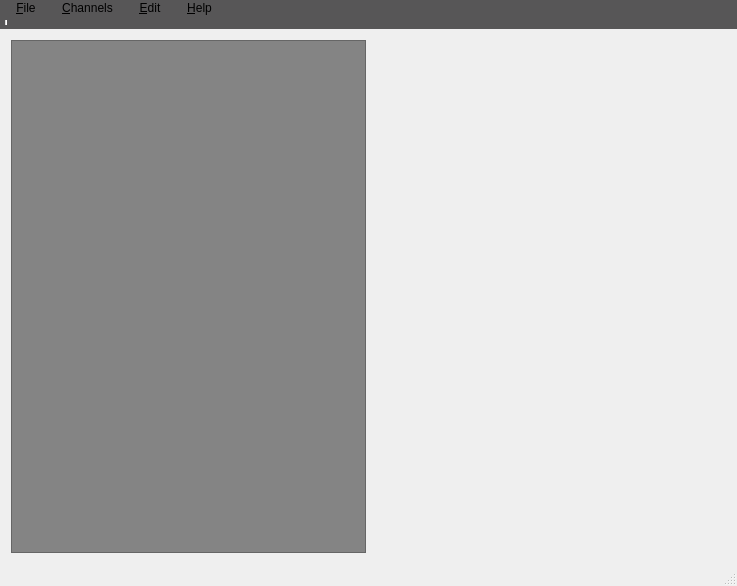
First picture: the form in client/gui/livejamming/app/mainwindow.ui, repository sush/Live-Jamming, before the edit.
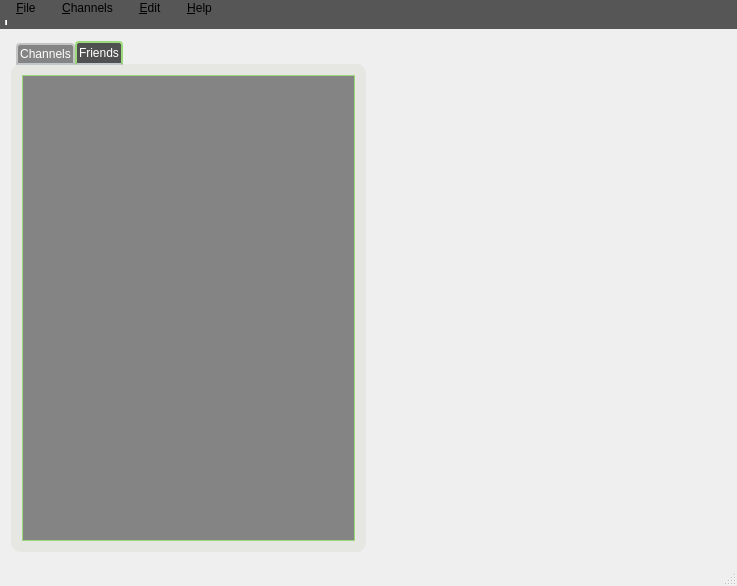
Second picture: the form after the edit. Icons and pictures are not drawn. Custom widgets are drawn as their Qt base class.

Diff of the .ui file:
```diff
--- a/client/gui/livejamming/app/mainwindow.ui
+++ b/client/gui/livejamming/app/mainwindow.ui
@@ -34,11 +34,14 @@
 QInputDialog QLabel {
 color: #FFFFFF;
 }
+
 QInputDialog QPushButton {
-background:url(:/images/btn.png) transparent no-repeat;
-border:0px;
-width:80px;
-height:20px;
+	color: #333;
+	border: 2px solid #555;
+	border-radius: 11px;
+	padding: 5px;
+	background-color:#575657;
+	min-width: 80px;
 }
 QInputDialog QPushButton:hover {
 background:url(:/images/btn_hover.png) transparent no-repeat;
@@ -71,6 +74,65 @@
       <property name="orientation">
        <enum>Qt::Horizontal</enum>
       </property>
+      <widget class="QTabWidget" name="tabWidget">
+       <property name="styleSheet">
+        <string notr="true">QTabWidget::pane {
+	color: rgb(246, 246, 244);
+	margin: 0px,1px,1px,1px;
+
+	border-radius: 10px;
+	background: #E6E6E3;
+      }
+
+  QTabWidget::tab-bar {          
+	left: 5px; /* move to the right by 5px */
+	bottom: -1px;      } 
+
+/* Style the tab using the tab sub-control. Note that          it reads QTabBar _not_ QTabWidget */
+QTabBar::tab { 
+	background: rgb(132,132,132);
+    border: 2px solid #C4C4C3; 
+	border-bottom-color: #C2C7CB; /* same as the pane color */          
+	border-top-left-radius: 4px;          
+	border-top-right-radius: 4px;     
+	min-width: 8ex;
+	padding: 2px;
+	color: #FFFFFF;   
+}
+       
+QTabBar::tab:selected, QTabBar::tab:hover {	
+
+}
+
+QTabBar::tab:selected {
+	background: rgb(80,80,80); 
+	border-color: #9BD97a;          
+	border-bottom-color: #C2C7CB; /* same as pane color */
+}
+
+QTabBar::tab:!selected {
+    margin-top: 2px; /* make non-selected tabs look smaller */
+}
+</string>
+       </property>
+       <property name="currentIndex">
+        <number>1</number>
+       </property>
+       <property name="tabsClosable">
+        <bool>false</bool>
+       </property>
+       <widget class="QWidget" name="channelsTab">
+        <property name="styleSheet">
+         <string notr="true">#tab {	
+	background: rgb(80, 80, 80);
+	border: 1px rgb(155, 217, 122);
+}</string>
+        </property>
+        <attribute name="title">
+         <string>Channels</string>
+        </attribute>
+        <layout class="QHBoxLayout" name="horizontalLayout_2">
+         <item>
       <widget class="ChannelList" name="channelList">
        <property name="contextMenuPolicy">
         <enum>Qt::CustomContextMenu</enum>
@@ -78,6 +140,7 @@
        <property name="styleSheet">
         <string notr="true">#channelList {
 	background: rgb(132, 132, 132);
+	border: 1px solid #9BD97a;
 	color: #FFFFFF;
 }
 
@@ -114,6 +177,32 @@
         </property>
        </column>
       </widget>
+         </item>
+        </layout>
+       </widget>
+       <widget class="QWidget" name="FriendsTab">
+        <property name="styleSheet">
+         <string notr="true">#tab_2 {
+	background: rgb(80, 80, 80)
+}</string>
+        </property>
+        <attribute name="title">
+         <string>Friends</string>
+        </attribute>
+        <layout class="QHBoxLayout" name="horizontalLayout_3">
+         <item>
+          <widget class="QListWidget" name="friendsList">
+           <property name="styleSheet">
+            <string notr="true">#friendsList {
+	background: rgb(132, 132, 132);
+	border: 1px solid #9BD97a;
+}</string>
+           </property>
+          </widget>
+         </item>
+        </layout>
+       </widget>
+      </widget>
      </widget>
     </item>
     <item>
```
Left out of the diff: 16 changed lines with no effect on the pictures. Lines whose indentation alone changed are shown as unchanged.
